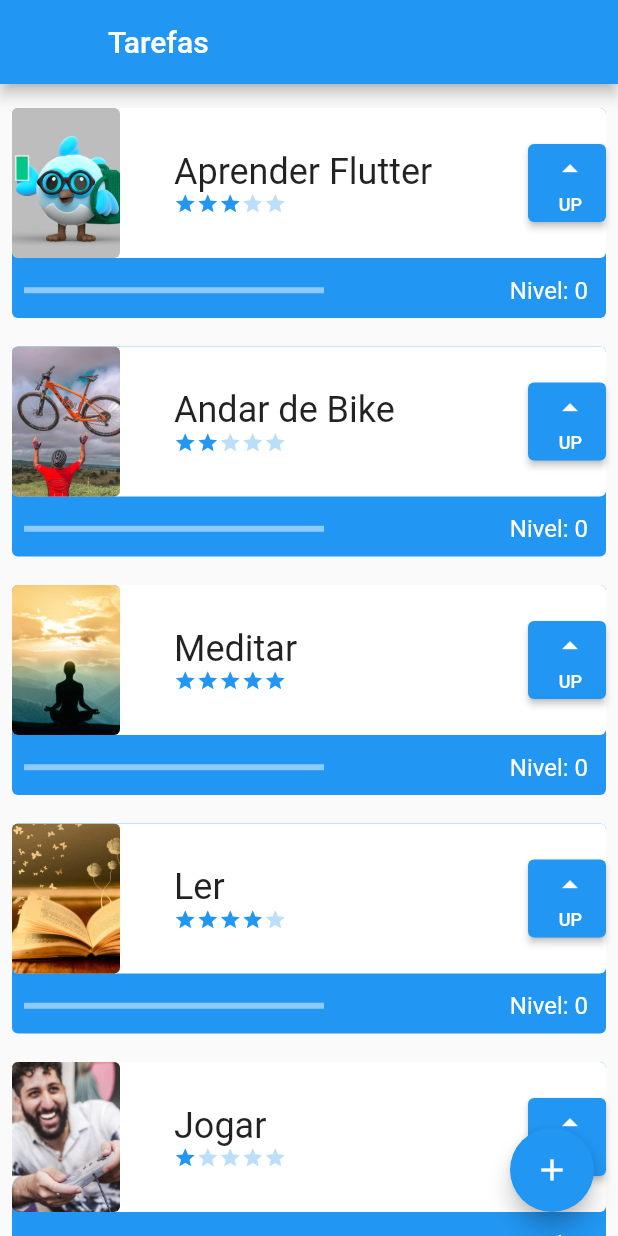
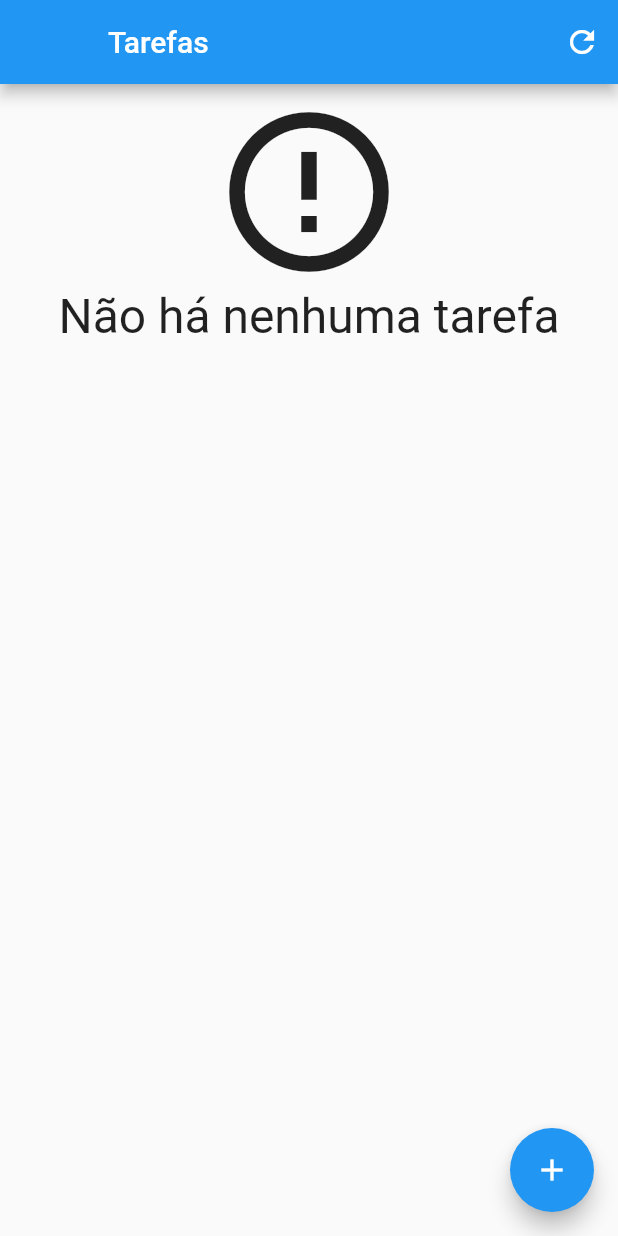
Before and after one commit to masamps/persistencia_dados_flutter, a Flutter app: the screen it shows after launch, on a phone screen of 412 x 824 dp. Run offline on Flutter 3.47's test engine with Material 2 defaults, Android fonts, the phone set to English and light mode, and no system bars; our stand-ins replace sqflite; accounts and stored records are empty.

Commit message:
Finalizando as funcionaldiades CRUD.

```diff
--- a/lib/components/task.dart
+++ b/lib/components/task.dart
@@ -1,5 +1,6 @@
 import 'package:flutter/material.dart';
 import 'package:nosso_primeiro_projeto/components/difficulty.dart';
+import 'package:nosso_primeiro_projeto/data/task_dao.dart';
 
 
 class Task extends StatefulWidget {
@@ -90,6 +91,7 @@ class _TaskState extends State<Task> {
                       height: 52,
                       width: 52,
                       child: ElevatedButton(
+                        onLongPress: (){TaskDao().delete(widget.nome);},
                           onPressed: () {
                             print(widget.nivel);
                             setState(() {
--- a/lib/screens/form_screen.dart
+++ b/lib/screens/form_screen.dart
@@ -1,4 +1,6 @@
 import 'package:flutter/material.dart';
+import 'package:nosso_primeiro_projeto/components/task.dart';
+import 'package:nosso_primeiro_projeto/data/task_dao.dart';
 import 'package:nosso_primeiro_projeto/data/task_inherited.dart';
 
 class FormScreen extends StatefulWidget {
@@ -17,16 +19,16 @@ class _FormScreenState extends State<FormScreen> {
 
   final _formKey = GlobalKey<FormState>();
 
-  bool valueValidator(String? value){
-     if(value != null && value.isEmpty){
-       return true;
-     }
-     return false;
+  bool valueValidator(String? value) {
+    if (value != null && value.isEmpty) {
+      return true;
+    }
+    return false;
   }
-  bool difficultyValidator(String? value){
-    if(value != null && value.isEmpty){
-      if(int.parse(value) > 5 ||
-          int.parse(value) < 1){
+
+  bool difficultyValidator(String? value) {
+    if (value != null && value.isEmpty) {
+      if (int.parse(value) > 5 || int.parse(value) < 1) {
         return true;
       }
     }
@@ -143,10 +145,10 @@ class _FormScreenState extends State<FormScreen> {
                         // print(nameController.text);
                         // print(difficultyController.text);
                         // print(imageController.text);
-                        TaskInherited.of(widget.taskContext).newTask(
+                        TaskDao().save(Task(
                             nameController.text,
                             imageController.text,
-                            int.parse(difficultyController.text));
+                            int.parse(difficultyController.text)));
                         ScaffoldMessenger.of(context).showSnackBar(
                           const SnackBar(
                             content: Text('Criando uma nova Tarefa'),
--- a/lib/screens/initial_screen.dart
+++ b/lib/screens/initial_screen.dart
@@ -1,5 +1,6 @@
 import 'package:flutter/material.dart';
 import 'package:nosso_primeiro_projeto/components/task.dart';
+import 'package:nosso_primeiro_projeto/data/task_dao.dart';
 import 'package:nosso_primeiro_projeto/data/task_inherited.dart';
 import 'package:nosso_primeiro_projeto/screens/form_screen.dart';
 
@@ -16,11 +17,75 @@ class _InitialScreenState extends State<InitialScreen> {
     return Scaffold(
       appBar: AppBar(
         leading: Container(),
+        actions: [
+          IconButton(onPressed: (){setState(() {});}, icon: Icon(Icons.refresh))
+        ],
         title: const Text('Tarefas'),
       ),
-      body: ListView(
-        children: TaskInherited.of(context).taskList,
+      body: Padding(
         padding: EdgeInsets.only(top: 8, bottom: 70),
+        child: FutureBuilder<List<Task>>(
+            future: TaskDao().findAll(),
+            builder: (context, snapshot) {
+              List<Task>? items = snapshot.data;
+              switch (snapshot.connectionState) {
+                case ConnectionState.none:
+                  return Center(
+                    child: Column(
+                      children: [
+                        CircularProgressIndicator(),
+                        Text('Carregando')
+                      ],
+                    ),
+                  );
+                  break;
+                case ConnectionState.waiting:
+                  return Center(
+                    child: Column(
+                      children: [
+                        CircularProgressIndicator(),
+                        Text('Carregando')
+                      ],
+                    ),
+                  );
+                  break;
+                case ConnectionState.active:
+                  return Center(
+                    child: Column(
+                      children: [
+                        CircularProgressIndicator(),
+                        Text('Carregando')
+                      ],
+                    ),
+                  );
+                  break;
+                case ConnectionState.done:
+                  if (snapshot.hasData && items != null) {
+                    if (items.isNotEmpty) {
+                      return ListView.builder(
+                          itemCount: items.length,
+                          itemBuilder: (BuildContext context, int index) {
+                            final Task tarefa = items[index];
+                            return tarefa;
+                          });
+                    }
+                    return Center(
+                      child: Column(
+                        children: [
+                          Icon(Icons.error_outline, size: 128),
+                          Text(
+                            'Não há nenhuma tarefa',
+                            style: TextStyle(fontSize: 32),
+                          )
+                        ],
+                      ),
+                    );
+                  }
+                  return Text('Erro ao carregar tarefas');
+                  break;
+              }
+              return Text('Erro desconhecido');
+            }),
       ),
       floatingActionButton: FloatingActionButton(
         onPressed: () {
@@ -31,7 +96,7 @@ class _InitialScreenState extends State<InitialScreen> {
                 taskContext: context,
               ),
             ),
-          );
+          ).then((value) => setState((){print('Recarregando a tela inicial');}));
         },
         child: const Icon(Icons.add),
       ),
```
